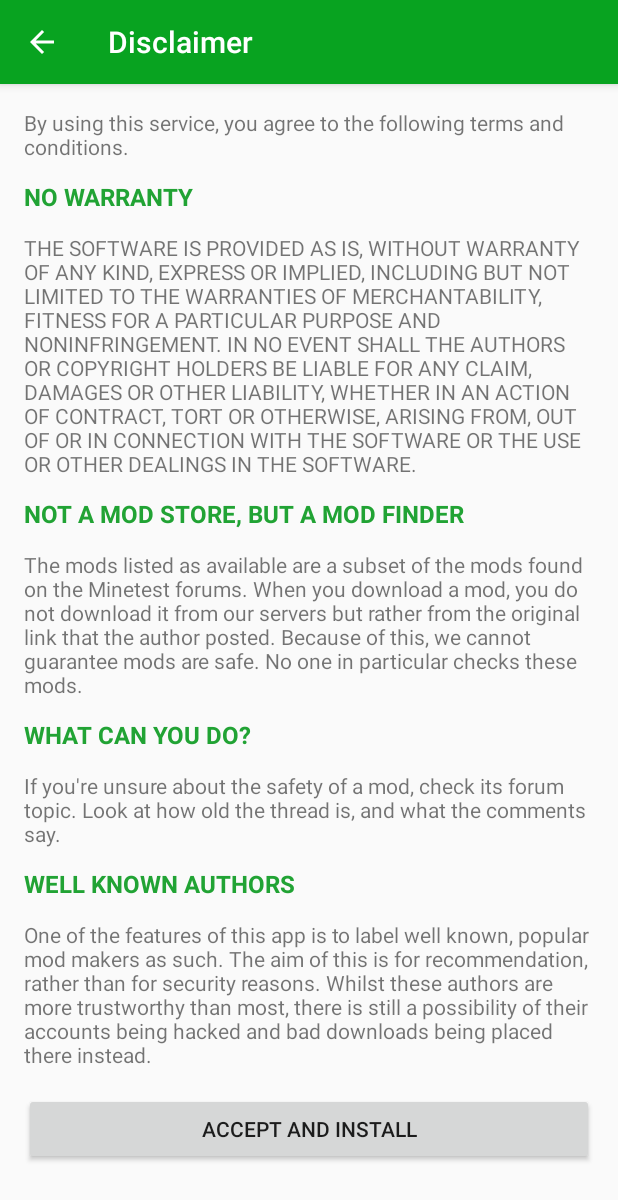
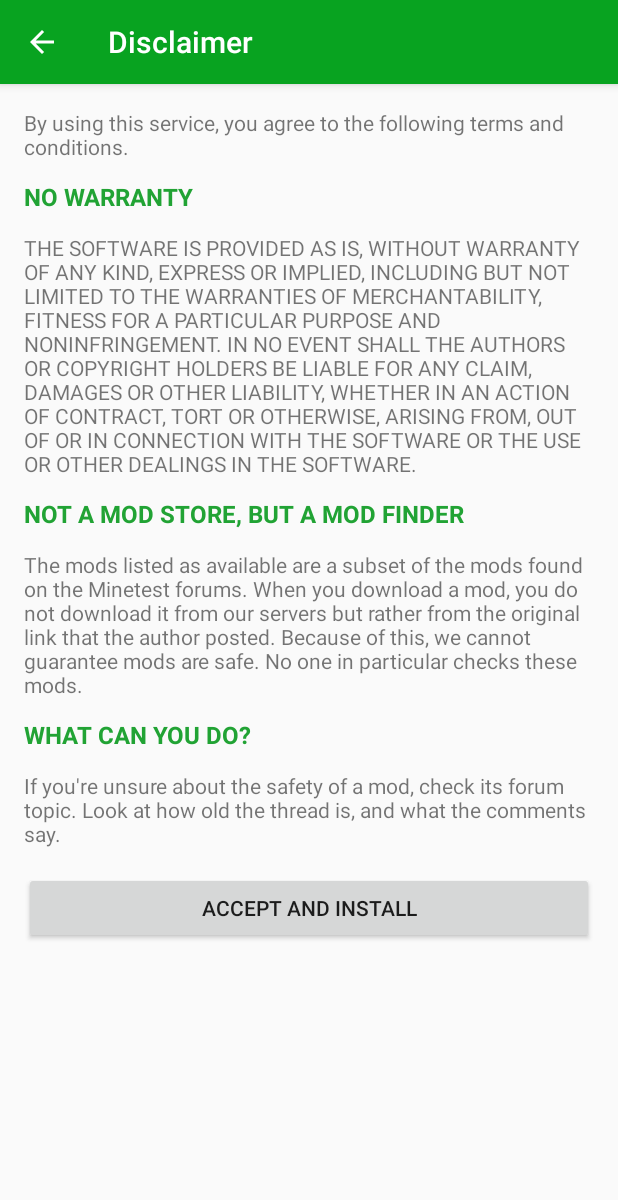
Before and after one commit to rubenwardy/mtmods4android, an Android app: the DisclaimerActivity screen opened directly, with no data from a screen before it, on a phone screen of 412 x 824 dp. Shown: the top 1200 px of the screen. Run offline under Robolectric (Android 15) with nearby library versions, the phone set to English and light mode, and no system bars.

Commit message:
Remove obsolete known authors from disclaimer activity

```diff
--- a/app/src/main/res/layout/activity_disclaimer.xml
+++ b/app/src/main/res/layout/activity_disclaimer.xml
@@ -73,7 +73,7 @@
                 android:layout_height="wrap_content"
                 android:text="@string/disclaimer_3_m" />
 
-            <TextView
+            <!--<TextView
                 android:layout_width="match_parent"
                 android:layout_height="48dp"
                 android:gravity="center_vertical"
@@ -86,7 +86,7 @@
             <TextView
                 android:layout_width="match_parent"
                 android:layout_height="wrap_content"
-                android:text="@string/disclaimer_4_m" />
+                android:text="@string/disclaimer_4_m" />-->
 
             <Button
                 android:id="@+id/accept"
```
